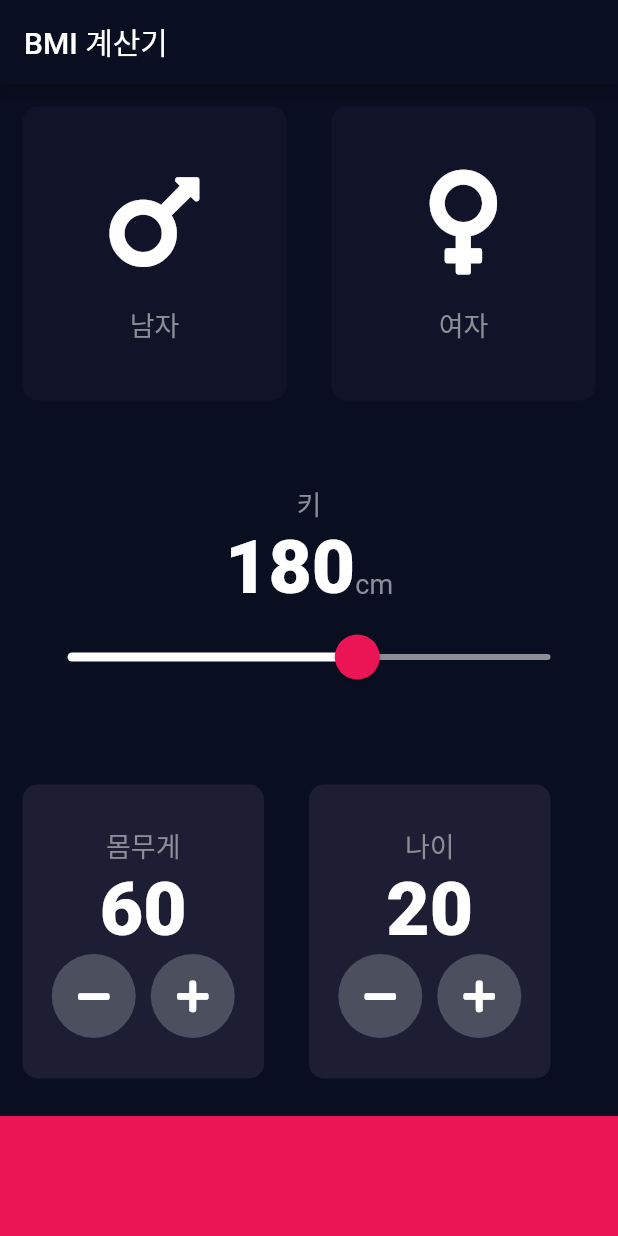
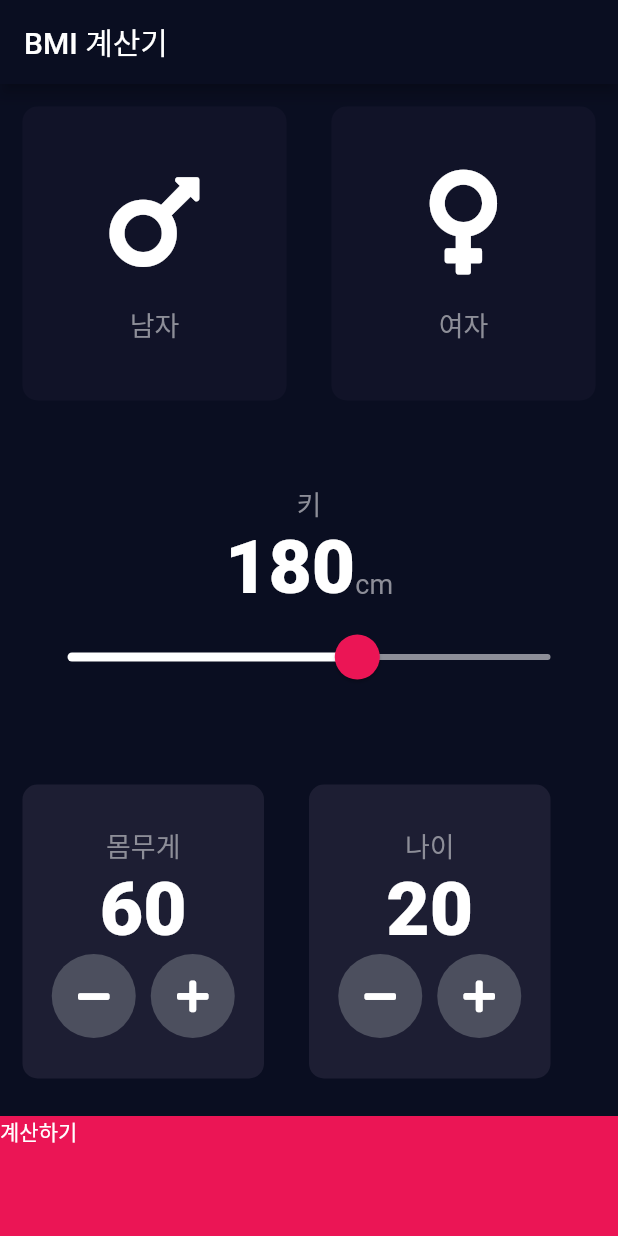
Before and after one commit to angre-kim/bmi_0110_0116, a Flutter app: the screen it shows after launch, on a phone screen of 412 x 824 dp. Run offline on Flutter 3.47's test engine with Material 2 defaults, Android fonts, the phone set to English and light mode, and no system bars; our stand-ins replace font_awesome_flutter.

```diff
--- a/lib/input_page.dart
+++ b/lib/input_page.dart
@@ -3,6 +3,7 @@ import 'package:font_awesome_flutter/font_awesome_flutter.dart';
 import 'reuseable.dart';
 import 'icon_content.dart';
 import 'constants.dart';
+import 'result_page.dart';
 
 enum Gender {
   male,
@@ -204,11 +205,18 @@ class _InputPageState extends State<InputPage> {
                 ),
               ],
             )),
-            Container(
-              color: kBottomContainerColour,
-              margin: EdgeInsets.only(top: 10.0),
-              width: double.infinity,
-              height: kBottomContainerHeight,
+            GestureDetector(
+              onTap: (){
+                Navigator.push(context,
+                    MaterialPageRoute(builder: (context) => ResultsPage()));
+              },
+              child: Container(
+                child: Text('계산하기'),
+                color: kBottomContainerColour,
+                margin: EdgeInsets.only(top: 10.0),
+                width: double.infinity,
+                height: kBottomContainerHeight,
+              ),
             )
           ],
         ));
```
